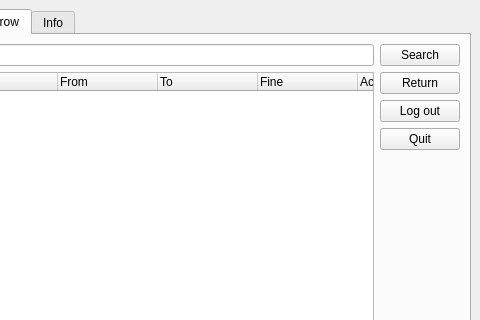
Old version of the form guilibrarian.ui in the repository vudaoanhtuan/libpro_v2; both pictures show x 163 to 643 and y 0 to 320 of the 643 by 409 pixel window.
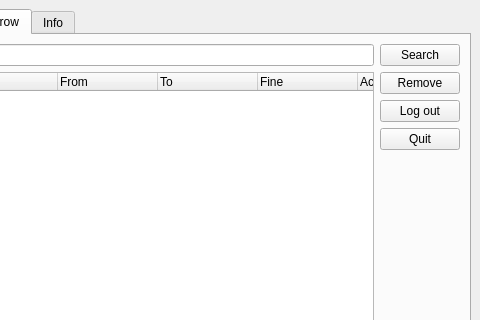
New version of the form.

Commit message: complete gui for librarian + add alert for reader

The edit to the form file:
```diff
--- a/guilibrarian.ui
+++ b/guilibrarian.ui
@@ -302,7 +302,7 @@
             <item>
              <widget class="QPushButton" name="pushButton">
               <property name="text">
-               <string>Return</string>
+               <string>Remove</string>
               </property>
              </widget>
             </item>
```
Left out of the diff: 22 changed lines with no effect on the pictures. The commit also changes 7 other files.
